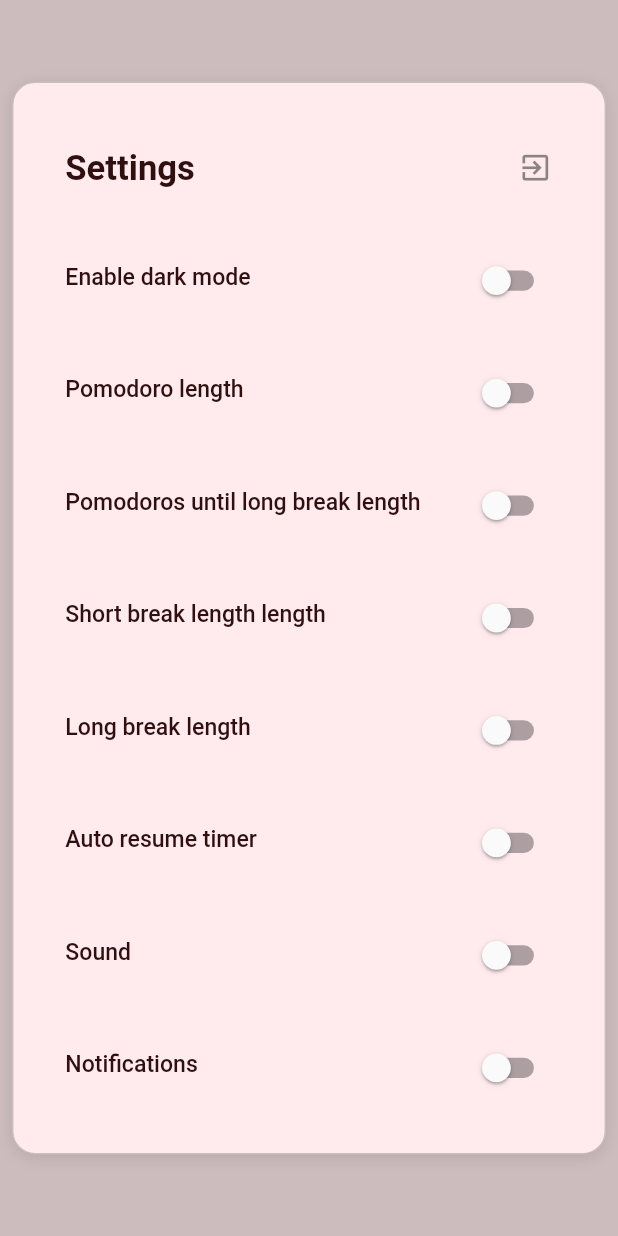
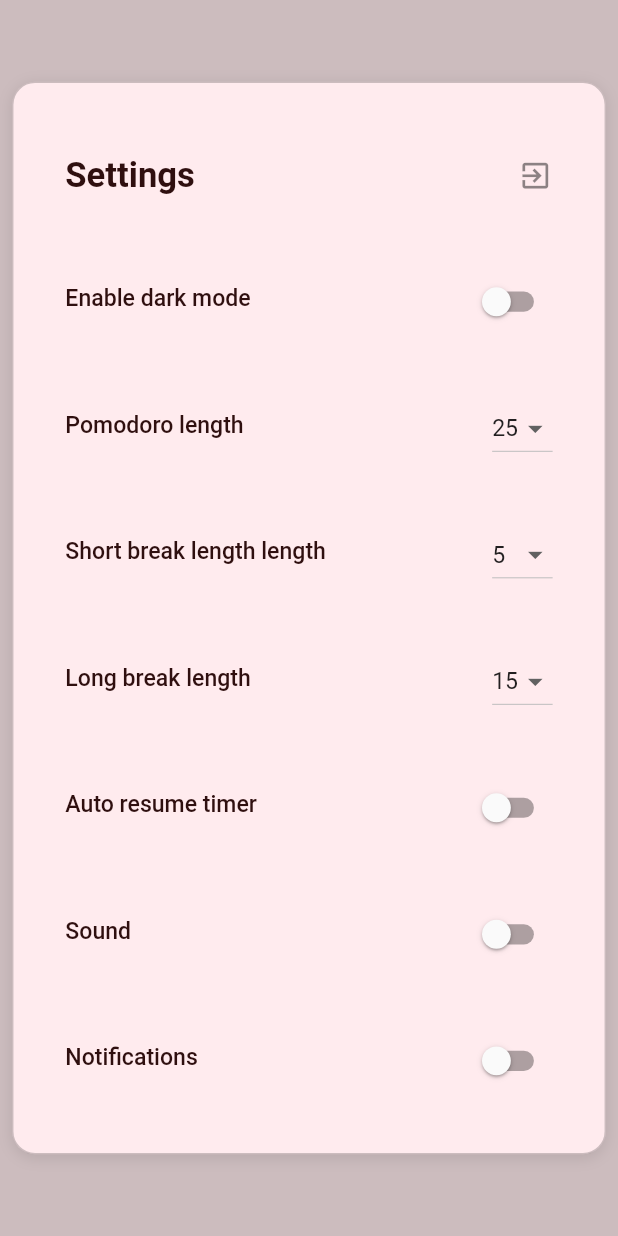
Before and after one commit to TalgatBatyrov/pomodoro, a Flutter app: the screen it shows after launch, item 2 of the bottom bar chosen, after a tap on the "settings" icon, on a phone screen of 412 x 824 dp. Run offline on Flutter 3.47's test engine with Material 2 defaults, Android fonts, the phone set to English and light mode, and no system bars; our stand-ins replace audioplayers, flutter_bloc.

Commit message:
feat: focus, longBreak, shortBreak timers length change

```diff
--- a/lib/app/app.dart
+++ b/lib/app/app.dart
@@ -1,8 +1,11 @@
 import 'package:flutter/material.dart';
 import 'package:flutter_bloc/flutter_bloc.dart';
 import 'package:pomodoro/cubits/auto_resume_timer_cubit.dart';
+import 'package:pomodoro/cubits/long_break_timer_length_cubit.dart';
 import 'package:pomodoro/cubits/notificaton_cubit.dart';
+import 'package:pomodoro/cubits/short_break_timer_length_cubit.dart';
 import 'package:pomodoro/cubits/theme_cubit.dart';
+import 'package:pomodoro/cubits/focus_timer_length_cubit.dart';
 import 'package:pomodoro/cubits/timer_sound_cubit.dart';
 import 'package:pomodoro/cubits/timer_state_cubit.dart';
 import '../cubits/timer_play_button_cubit.dart';
@@ -21,6 +24,9 @@ class App extends StatelessWidget {
         BlocProvider(create: (_) => AutoResumeTimerCubit()),
         BlocProvider(create: (_) => TimerSoundCubit()),
         BlocProvider(create: (_) => NotificationCubit()),
+        BlocProvider(create: (_) => FocusTimerLengthCubit()),
+        BlocProvider(create: (_) => LongBreakTimerLengthCubit()),
+        BlocProvider(create: (_) => ShortBreakTimerLengthCubit()),
       ],
       child: BlocBuilder<ThemeCubit, ThemeData>(
         builder: (context, state) {
@@ -31,6 +37,7 @@ class App extends StatelessWidget {
             home: const HomePage(),
           );
         },
-        ));
+      ),
+    );
   }
 }
--- /dev/null
+++ b/lib/cubits/focus_timer_length_cubit.dart
@@ -0,0 +1,9 @@
+import 'package:flutter_bloc/flutter_bloc.dart';
+
+class FocusTimerLengthCubit extends Cubit<int> {
+  FocusTimerLengthCubit() : super(25);
+
+  void focusTimerLengthChanged(int value) {
+    emit(value);
+  }
+}
--- /dev/null
+++ b/lib/cubits/long_break_timer_length_cubit.dart
@@ -0,0 +1,9 @@
+import 'package:flutter_bloc/flutter_bloc.dart';
+
+class LongBreakTimerLengthCubit extends Cubit<int> {
+  LongBreakTimerLengthCubit() : super(15);
+
+  void longBreakTimerLengthChanged(int value) {
+    emit(value);
+  }
+}
--- /dev/null
+++ b/lib/cubits/short_break_timer_length_cubit.dart
@@ -0,0 +1,9 @@
+import 'package:flutter_bloc/flutter_bloc.dart';
+
+class ShortBreakTimerLengthCubit extends Cubit<int> {
+  ShortBreakTimerLengthCubit() : super(5);
+
+  void shortBreakTimerLengthChanged(int value) {
+    emit(value);
+  }
+}
--- a/lib/cubits/timer_cubit.dart
+++ b/lib/cubits/timer_cubit.dart
@@ -2,7 +2,10 @@ import 'dart:async';
 import 'package:audioplayers/audioplayers.dart';
 import 'package:flutter_bloc/flutter_bloc.dart';
 import 'package:pomodoro/cubits/auto_resume_timer_cubit.dart';
+import 'package:pomodoro/cubits/long_break_timer_length_cubit.dart';
 import 'package:pomodoro/cubits/notificaton_cubit.dart';
+import 'package:pomodoro/cubits/focus_timer_length_cubit.dart';
+import 'package:pomodoro/cubits/short_break_timer_length_cubit.dart';
 import 'package:pomodoro/cubits/timer_play_button_cubit.dart';
 import 'package:pomodoro/cubits/timer_state_cubit.dart';
 
@@ -11,25 +14,62 @@ class TimerCubit extends Cubit<Duration> {
   final TimerPlayButtonCubit _timerPlayButtonCubit;
   final AutoResumeTimerCubit _autoResumeTimerCubit;
   final NotificationCubit _notificationCubit;
+  final FocusTimerLengthCubit _focusTimerLengthCubit;
+  final LongBreakTimerLengthCubit _longBreakTimerLengthCubit;
+  final ShortBreakTimerLengthCubit _shortBreakTimerLengthCubit;
 
   late StreamSubscription _timerStateSub;
   late StreamSubscription _timerPlayButtonSub;
+  late StreamSubscription _focusTimerLengthSub;
+  late StreamSubscription _longBreakTimerLengthSub;
+  late StreamSubscription _shortBreakTimerLengthSub;
 
   TimerCubit(
     this._timerStateCubit,
     this._timerPlayButtonCubit,
     this._autoResumeTimerCubit,
     this._notificationCubit,
-  ) : super(const Duration(seconds: 25)) {
+    this._focusTimerLengthCubit,
+    this._longBreakTimerLengthCubit,
+    this._shortBreakTimerLengthCubit,
+  ) : super(const Duration(minutes: 25)) {
     _timerStateSub = _timerStateCubit.stream.listen(_onTimerStateChanged);
     _timerPlayButtonSub =
         _timerPlayButtonCubit.stream.listen(_onTimerPlayButtonStateChanged);
+    _focusTimerLengthSub =
+        _focusTimerLengthCubit.stream.listen(_onFocusTimerLengthChanged);
+    _longBreakTimerLengthSub = _longBreakTimerLengthCubit.stream
+        .listen(_onLongBreakTimerLengthChanged);
+
+    _shortBreakTimerLengthSub = _shortBreakTimerLengthCubit.stream
+        .listen(_onShortBreakTimerLengthChanged);
+  }
+
+  void _onShortBreakTimerLengthChanged(event) {
+    if (_timerStateCubit.state == TimerState.shortBreak) {
+      emit(Duration(minutes: _shortBreakTimerLengthCubit.state));
+    }
+  }
+
+  void _onLongBreakTimerLengthChanged(event) {
+    if (_timerStateCubit.state == TimerState.longBreak) {
+      emit(Duration(minutes: _longBreakTimerLengthCubit.state));
+    }
+  }
+
+  void _onFocusTimerLengthChanged(event) {
+    if (_timerStateCubit.state == TimerState.focus) {
+      emit(Duration(minutes: _focusTimerLengthCubit.state));
+    }
   }
 
   @override
   Future<void> close() {
     _timerStateSub.cancel();
     _timerPlayButtonSub.cancel();
+    _focusTimerLengthSub.cancel();
+    _longBreakTimerLengthSub.cancel();
+    _shortBreakTimerLengthSub.cancel();
     return super.close();
   }
 
@@ -41,7 +81,7 @@ class TimerCubit extends Cubit<Duration> {
       if (_autoResumeTimerCubit.state == AutoResumeState.enable) {
         _timerPlayButtonCubit.setPlay();
       }
-      emit(const Duration(seconds: 25));
+      emit(Duration(minutes: _focusTimerLengthCubit.state));
       return;
     }
     if (event == TimerState.longBreak) {
@@ -49,7 +89,7 @@ class TimerCubit extends Cubit<Duration> {
       if (_autoResumeTimerCubit.state == AutoResumeState.enable) {
         _timerPlayButtonCubit.setPlay();
       }
-      emit(const Duration(seconds: 15));
+      emit(Duration(minutes: _longBreakTimerLengthCubit.state));
       return;
     }
     if (event == TimerState.shortBreak) {
@@ -57,7 +97,7 @@ class TimerCubit extends Cubit<Duration> {
       if (_autoResumeTimerCubit.state == AutoResumeState.enable) {
         _timerPlayButtonCubit.setPlay();
       }
-      emit(const Duration(seconds: 5));
+      emit(Duration(minutes: _shortBreakTimerLengthCubit.state));
       return;
     }
   }
@@ -79,13 +119,13 @@ class TimerCubit extends Cubit<Duration> {
                 player.play(AssetSource(alarmAudioPath));
               }
               if (_timerStateCubit.state == TimerState.focus) {
-                emit(const Duration(seconds: 25));
+                emit(Duration(minutes: _focusTimerLengthCubit.state));
               }
               if (_timerStateCubit.state == TimerState.longBreak) {
-                emit(const Duration(seconds: 15));
+                emit(Duration(minutes: _longBreakTimerLengthCubit.state));
               }
               if (_timerStateCubit.state == TimerState.shortBreak) {
-                emit(const Duration(seconds: 5));
+                emit(Duration(minutes: _shortBreakTimerLengthCubit.state));
               }
 
               _timerPlayButtonCubit.setPause();
--- a/lib/widgets/elements/pomodoro_action_buttons/elements/settings/settings_item.dart
+++ b/lib/widgets/elements/pomodoro_action_buttons/elements/settings/settings_item.dart
@@ -1,6 +1,8 @@
 import 'package:flutter/material.dart';
 import 'package:flutter_bloc/flutter_bloc.dart';
 import 'package:pomodoro/cubits/timer_state_cubit.dart';
+
+import '../../../../../cubits/theme_cubit.dart';
 
 class SettingsItem extends StatelessWidget {
   final String title;
@@ -18,11 +20,14 @@ class SettingsItem extends StatelessWidget {
   @override
   Widget build(BuildContext context) {
     final timerStateCubit = context.watch<TimerStateCubit>();
+    final themeCubit = context.watch<ThemeCubit>();
     return ListTile(
       leading: Text(
         title,
         style: TextStyle(
-          color: timerStateCubit.state.timerColorLightTheme,
+          color: themeCubit.isLight
+              ? timerStateCubit.state.timerColorLightTheme
+              : Colors.white,
           fontSize: fontSize,
           fontWeight: fontWeight,
         ),
--- a/lib/widgets/elements/pomodoro_action_buttons/elements/settings/settings_modal.dart
+++ b/lib/widgets/elements/pomodoro_action_buttons/elements/settings/settings_modal.dart
@@ -1,8 +1,11 @@
 import 'package:flutter/material.dart';
 import 'package:flutter_bloc/flutter_bloc.dart';
 import 'package:pomodoro/cubits/auto_resume_timer_cubit.dart';
+import 'package:pomodoro/cubits/long_break_timer_length_cubit.dart';
 import 'package:pomodoro/cubits/notificaton_cubit.dart';
+import 'package:pomodoro/cubits/short_break_timer_length_cubit.dart';
 import 'package:pomodoro/cubits/theme_cubit.dart';
+import 'package:pomodoro/cubits/focus_timer_length_cubit.dart';
 import 'package:pomodoro/cubits/timer_sound_cubit.dart';
 import 'package:pomodoro/widgets/elements/pomodoro_action_buttons/elements/settings/settings_item.dart';
 import '../../../../../cubits/timer_state_cubit.dart';
@@ -21,6 +24,13 @@ class SettingsModal extends StatelessWidget {
     final autoResumeTimerCubit = context.watch<AutoResumeTimerCubit>();
     final timerSoundCubit = context.watch<TimerSoundCubit>();
     final notificationCubit = context.watch<NotificationCubit>();
+    final focuctimerLengthCubit = context.watch<FocusTimerLengthCubit>();
+    final longBreakTimerLengthCubit =
+        context.watch<LongBreakTimerLengthCubit>();
+    final shortBreakTimerLengthCubit =
+        context.watch<ShortBreakTimerLengthCubit>();
+
+    List<int> countries = [5, 10, 15, 20, 25, 30, 35, 40, 45, 50, 55, 60];
 
     return Container(
       clipBehavior: Clip.hardEdge,
@@ -54,30 +64,79 @@ class SettingsModal extends StatelessWidget {
             SettingsItem(
               title: 'Enable dark mode',
               setting: Switch(
-                // splashRadius: 0,
-                // activeColor: Colors.blueGrey,
-                // thumbColor: MaterialStateProperty.resolveWith<Color>((states) {
-                //   return const Color.fromARGB(255, 58, 119, 88);
-                // }),
                 value: !themeCubit.isLight,
                 onChanged: (_) => themeCubit.toggleTheme(),
               ),
             ),
             SettingsItem(
               title: 'Pomodoro length',
-              setting: Switch(value: false, onChanged: (value) => print(value)),
+              setting: DropdownButton<int>(
+                value: focuctimerLengthCubit.state,
+                items: countries.map((country) {
+                  return DropdownMenuItem<int>(
+                    value: country,
+                    child: Text('$country'),
+                  );
+                }).toList(),
+                onChanged: (value) {
+                  if (value != null) {
+                    focuctimerLengthCubit.focusTimerLengthChanged(value);
+                  }
+                },
+              ),
             ),
-            SettingsItem(
-              title: 'Pomodoros until long break length',
-              setting: Switch(value: false, onChanged: (value) => print(value)),
-            ),
+            // SettingsItem(
+            //   title: 'Pomodoros until long break length',
+            //   setting: DropdownButton<int>(
+            //     value: val,
+            //     items: countries.map((country) {
+            //       return DropdownMenuItem<int>(
+            //         value: country,
+            //         child: Text('$country'),
+            //       );
+            //     }).toList(),
+            //     onChanged: (value) {
+            //       if (value != null) {
+            //         val = value;
+            //       }
+            //     },
+            //   ),
+            // ),
             SettingsItem(
               title: 'Short break length length',
-              setting: Switch(value: false, onChanged: (value) => print(value)),
+              setting: DropdownButton<int>(
+                value: shortBreakTimerLengthCubit.state,
+                items: countries.map((country) {
+                  return DropdownMenuItem<int>(
+                    value: country,
+                    child: Text('$country'),
+                  );
+                }).toList(),
+                onChanged: (value) {
+                  if (value != null) {
+                    shortBreakTimerLengthCubit
+                        .shortBreakTimerLengthChanged(value);
+                  }
+                },
+              ),
             ),
             SettingsItem(
               title: 'Long break length',
-              setting: Switch(value: false, onChanged: (value) => print(value)),
+              setting: DropdownButton<int>(
+                value: longBreakTimerLengthCubit.state,
+                items: countries.map((country) {
+                  return DropdownMenuItem<int>(
+                    value: country,
+                    child: Text('$country'),
+                  );
+                }).toList(),
+                onChanged: (value) {
+                  if (value != null) {
+                    longBreakTimerLengthCubit
+                        .longBreakTimerLengthChanged(value);
+                  }
+                },
+              ),
             ),
             SettingsItem(
               title: 'Auto resume timer',
--- a/lib/widgets/elements/pomodoro_timer.dart
+++ b/lib/widgets/elements/pomodoro_timer.dart
@@ -2,7 +2,10 @@ import 'package:easy_localization/easy_localization.dart';
 import 'package:flutter/material.dart';
 import 'package:flutter_bloc/flutter_bloc.dart';
 import 'package:pomodoro/cubits/auto_resume_timer_cubit.dart';
+import 'package:pomodoro/cubits/long_break_timer_length_cubit.dart';
 import 'package:pomodoro/cubits/notificaton_cubit.dart';
+import 'package:pomodoro/cubits/focus_timer_length_cubit.dart';
+import 'package:pomodoro/cubits/short_break_timer_length_cubit.dart';
 
 import '../../cubits/theme_cubit.dart';
 import '../../cubits/timer_cubit.dart';
@@ -26,6 +29,9 @@ class _PomodoroTimerState extends State<PomodoroTimer> {
     context.read<TimerPlayButtonCubit>(),
     context.read<AutoResumeTimerCubit>(),
     context.read<NotificationCubit>(),
+    context.read<FocusTimerLengthCubit>(),
+    context.read<LongBreakTimerLengthCubit>(),
+    context.read<ShortBreakTimerLengthCubit>(),
   );
 
   @override
@@ -38,7 +44,7 @@ class _PomodoroTimerState extends State<PomodoroTimer> {
   Widget build(BuildContext context) {
     final timerPlayButtonCubit = context.watch<TimerPlayButtonCubit>();
     final themeCubit = context.watch<ThemeCubit>();
-    var format = NumberFormat("00");
+    final format = NumberFormat("00");
 
     final style = TextStyle(
       height: .9,
@@ -53,9 +59,6 @@ class _PomodoroTimerState extends State<PomodoroTimer> {
     return BlocBuilder<TimerCubit, Duration>(
       bloc: _timerCubit,
       builder: (context, state) {
-        // if (state <= const Duration(seconds: 0)) {
-        //   return const CircularProgressIndicator();
-        // }
         return Column(
           children: [
             AnimatedDefaultTextStyle(
```
Also changed, not shown: lib/cubits/timer_length_cubit.dart (deleted, +0 -7 lines). Lines whose indentation alone changed are shown as unchanged.
